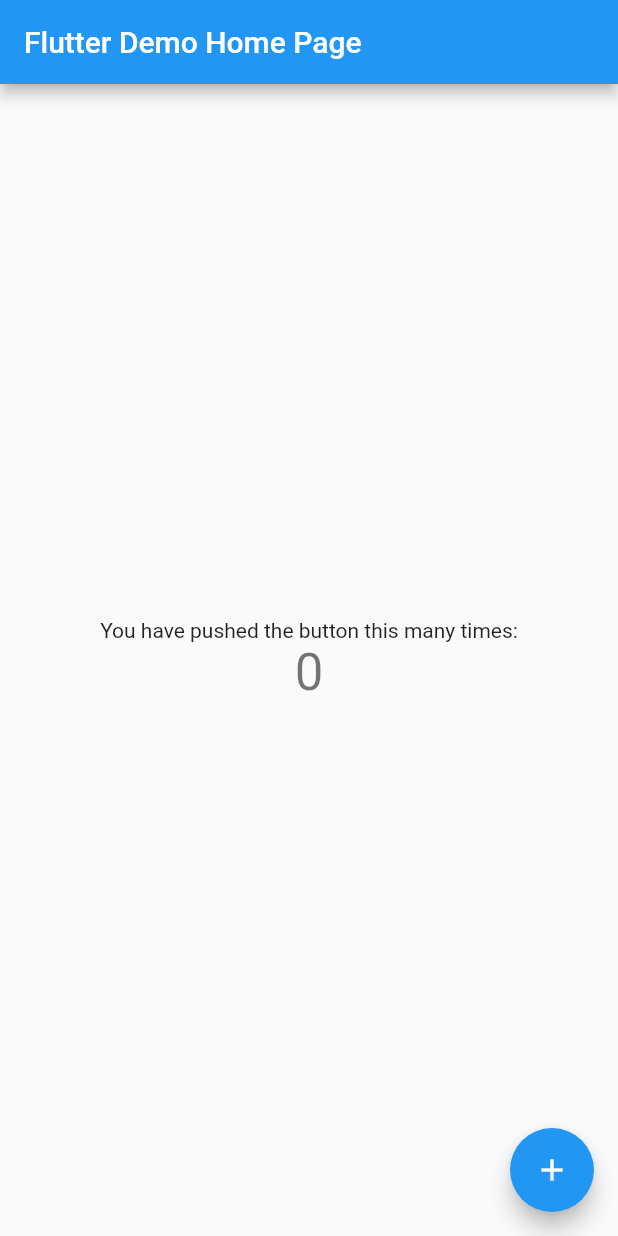
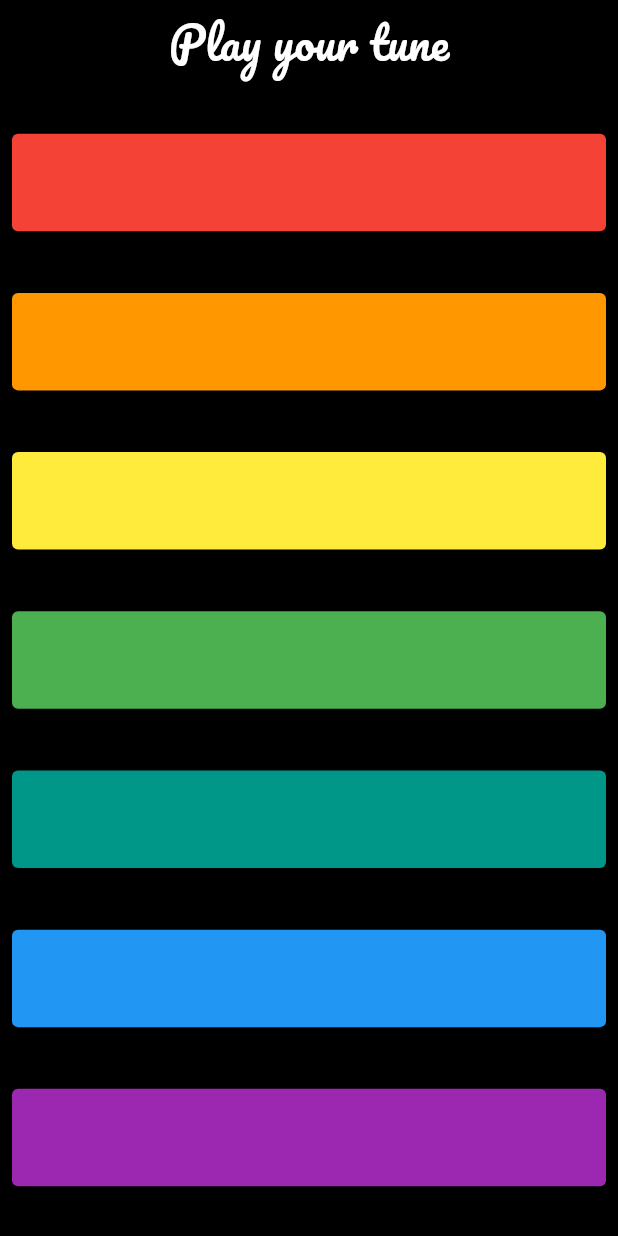
Before and after one commit to TaufeeqNoamaan/xylophone-final, a Flutter app: the screen it shows after launch, on a phone screen of 412 x 824 dp. Run offline on Flutter 3.47's test engine with Material 2 defaults, Android fonts, the phone set to English and light mode, and no system bars; our stand-ins replace assets_audio_player, audioplayers, google_fonts.

Commit message:
Completed app

```diff
--- /dev/null
+++ b/lib/home.dart
@@ -0,0 +1,102 @@
+import 'package:flutter/material.dart';
+import 'package:audioplayers/audioplayers.dart';
+import 'package:assets_audio_player/assets_audio_player.dart';
+import 'package:google_fonts/google_fonts.dart';
+
+class HomePage extends StatelessWidget {
+  const HomePage({super.key});
+
+  @override
+  Widget build(BuildContext context) {
+    List colors = [
+      Colors.red,
+      Colors.orange,
+      Colors.yellow,
+      Colors.green,
+      Colors.teal,
+      Colors.blue,
+      Colors.purple
+    ];
+    return Scaffold(
+      appBar: AppBar(
+        backgroundColor: Colors.black,
+        title: Text(
+          'Play your tune',
+          style: GoogleFonts.pacifico(
+              color: Colors.white, fontSize: 30, fontWeight: FontWeight.w400),
+        ),
+        centerTitle: true,
+      ),
+      backgroundColor: Colors.black,
+      body: Column(
+        mainAxisAlignment: MainAxisAlignment.spaceEvenly,
+        children: [
+          SoundButton(
+            color: colors[0],
+            num: "1",
+          ),
+          SoundButton(
+            color: colors[1],
+            num: "2",
+          ),
+          SoundButton(
+            color: colors[2],
+            num: "3",
+          ),
+          SoundButton(
+            color: colors[3],
+            num: "4",
+          ),
+          SoundButton(
+            color: colors[4],
+            num: "5",
+          ),
+          SoundButton(
+            color: colors[5],
+            num: "6",
+          ),
+          SoundButton(
+            color: colors[6],
+            num: "7",
+          ),
+        ],
+      ),
+    );
+  }
+}
+
+class SoundButton extends StatelessWidget {
+  final Color color;
+  final num;
+  const SoundButton({
+    super.key,
+    required this.color,
+    this.num,
+  });
+
+  @override
+  Widget build(BuildContext context) {
+    return Padding(
+      padding: const EdgeInsets.all(8.0),
+      child: SizedBox(
+        width: double.infinity,
+        height: 65,
+        child: ElevatedButton(
+            style:
+                ButtonStyle(backgroundColor: MaterialStateProperty.all(color)),
+            onPressed: () async {
+              // final player = AudioPlayer();
+
+              // await player
+              //     .setSource(AssetSource('assets/assets_note1.wav'));
+              final assetsAudioPlayer = AssetsAudioPlayer();
+
+              assetsAudioPlayer.open(
+                Audio("assets/assets_note$num.wav"),
+              );
+            },
+            child: null),
+      ),
+    );
+  }
+}
--- a/lib/main.dart
+++ b/lib/main.dart
@@ -1,4 +1,5 @@
 import 'package:flutter/material.dart';
+import 'package:xylophone_app/home.dart';
 
 void main() {
   runApp(const MyApp());
@@ -11,105 +12,11 @@ class MyApp extends StatelessWidget {
   @override
   Widget build(BuildContext context) {
     return MaterialApp(
-      title: 'Flutter Demo',
-      theme: ThemeData(
-        // This is the theme of your application.
-        //
-        // Try running your application with "flutter run". You'll see the
-        // application has a blue toolbar. Then, without quitting the app, try
-        // changing the primarySwatch below to Colors.green and then invoke
-        // "hot reload" (press "r" in the console where you ran "flutter run",
-        // or simply save your changes to "hot reload" in a Flutter IDE).
-        // Notice that the counter didn't reset back to zero; the application
-        // is not restarted.
-        primarySwatch: Colors.blue,
-      ),
-      home: const MyHomePage(title: 'Flutter Demo Home Page'),
-    );
+        debugShowCheckedModeBanner: false,
+        title: 'Flutter Demo',
+        theme: ThemeData(
+          primarySwatch: Colors.blue,
+        ),
+        home: const HomePage());
   }
 }
-
-class MyHomePage extends StatefulWidget {
-  const MyHomePage({super.key, required this.title});
-
-  // This widget is the home page of your application. It is stateful, meaning
-  // that it has a State object (defined below) that contains fields that affect
-  // how it looks.
-
-  // This class is the configuration for the state. It holds the values (in this
-  // case the title) provided by the parent (in this case the App widget) and
-  // used by the build method of the State. Fields in a Widget subclass are
-  // always marked "final".
-
-  final String title;
-
-  @override
-  State<MyHomePage> createState() => _MyHomePageState();
-}
-
-class _MyHomePageState extends State<MyHomePage> {
-  int _counter = 0;
-
-  void _incrementCounter() {
-    setState(() {
-      // This call to setState tells the Flutter framework that something has
-      // changed in this State, which causes it to rerun the build method below
-      // so that the display can reflect the updated values. If we changed
-      // _counter without calling setState(), then the build method would not be
-      // called again, and so nothing would appear to happen.
-      _counter++;
-    });
-  }
-
-  @override
-  Widget build(BuildContext context) {
-    // This method is rerun every time setState is called, for instance as done
-    // by the _incrementCounter method above.
-    //
-    // The Flutter framework has been optimized to make rerunning build methods
-    // fast, so that you can just rebuild anything that needs updating rather
-    // than having to individually change instances of widgets.
-    return Scaffold(
-      appBar: AppBar(
-        // Here we take the value from the MyHomePage object that was created by
-        // the App.build method, and use it to set our appbar title.
-        title: Text(widget.title),
-      ),
-      body: Center(
-        // Center is a layout widget. It takes a single child and positions it
-        // in the middle of the parent.
-        child: Column(
-          // Column is also a layout widget. It takes a list of children and
-          // arranges them vertically. By default, it sizes itself to fit its
-          // children horizontally, and tries to be as tall as its parent.
-          //
-          // Invoke "debug painting" (press "p" in the console, choose the
-          // "Toggle Debug Paint" action from the Flutter Inspector in Android
-          // Studio, or the "Toggle Debug Paint" command in Visual Studio Code)
-          // to see the wireframe for each widget.
-          //
-          // Column has various properties to control how it sizes itself and
-          // how it positions its children. Here we use mainAxisAlignment to
-          // center the children vertically; the main axis here is the vertical
-          // axis because Columns are vertical (the cross axis would be
-          // horizontal).
-          mainAxisAlignment: MainAxisAlignment.center,
-          children: <Widget>[
-            const Text(
-              'You have pushed the button this many times:',
-            ),
-            Text(
-              '$_counter',
-              style: Theme.of(context).textTheme.headlineMedium,
-            ),
-          ],
-        ),
-      ),
-      floatingActionButton: FloatingActionButton(
-        onPressed: _incrementCounter,
-        tooltip: 'Increment',
-        child: const Icon(Icons.add),
-      ), // This trailing comma makes auto-formatting nicer for build methods.
-    );
-  }
-}
--- a/pubspec.yaml
+++ b/pubspec.yaml
@@ -35,6 +35,9 @@ dependencies:
   # The following adds the Cupertino Icons font to your application.
   # Use with the CupertinoIcons class for iOS style icons.
   cupertino_icons: ^1.0.2
+  audioplayers: ^3.0.1
+  assets_audio_player: ^3.0.6
+  google_fonts: ^4.0.3
 
 
 dev_dependencies:
```
Also changed, not shown: pubspec.lock, 7 other files.
